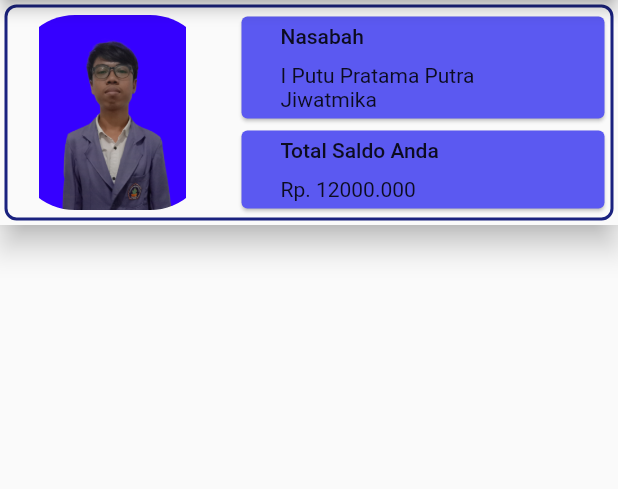
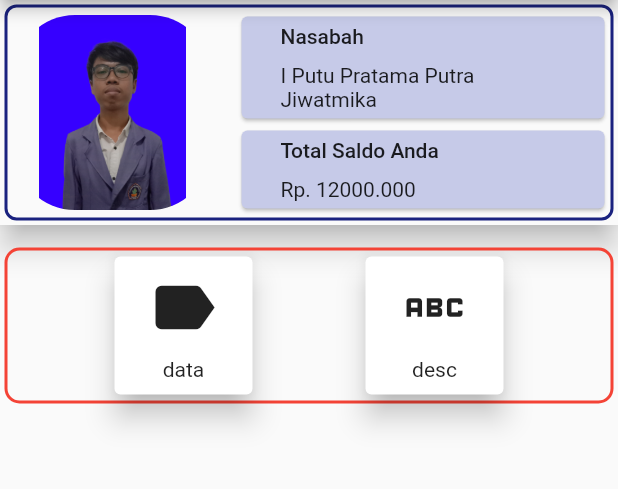
Before and after one commit to jiwatmikapratama/module3-layout-navigation, a Flutter app: the screen it shows after launch, after a tap on "Login", on a phone screen of 412 x 824 dp, the part 84-573 px from its top. Run offline on Flutter 3.47's test engine with Material 2 defaults, Android fonts, the phone set to English and light mode, and no system bars.

Commit message:
Membuat komponen untuk ikon

```diff
--- /dev/null
+++ b/lib/component/icon.dart
@@ -0,0 +1,30 @@
+import 'package:flutter/src/widgets/container.dart';
+import 'package:flutter/src/widgets/framework.dart';
+import 'package:flutter/material.dart';
+
+class Ikon extends StatelessWidget {
+  var imageicon;
+  final String desc;
+  Ikon(this.imageicon, this.desc);
+
+  @override
+  Widget build(BuildContext context) {
+    return Container(
+      width: 100,
+      height: 100,
+      child: Card(
+        elevation: 8,
+        child: Column(
+          mainAxisAlignment: MainAxisAlignment.spaceEvenly,
+          children: [
+            Icon(
+              imageicon,
+              size: 50,
+            ),
+            Text(desc)
+          ],
+        ),
+      ),
+    );
+  }
+}
--- a/lib/layouts/home.dart
+++ b/lib/layouts/home.dart
@@ -1,4 +1,5 @@
 import 'package:flutter/material.dart';
+import 'package:module3_layout_and_navigation/component/icon.dart';
 
 class Home extends StatelessWidget {
   const Home({super.key});
@@ -53,12 +54,12 @@ class Home extends StatelessWidget {
                             ),
                         Column(
                           // mainAxisAlignment: MainAxisAlignment.spaceBetween,
-                          crossAxisAlignment: CrossAxisAlignment.start,
+                          // crossAxisAlignment: CrossAxisAlignment.start,
                           children: [
                             Container(
                               width: 250,
                               child: Card(
-                                color: const Color(0xFF5b59f1),
+                                color: const Color(0xFFc6cae8),
                                 child: Column(
                                   children: [
                                     Container(
@@ -93,7 +94,7 @@ class Home extends StatelessWidget {
                             Container(
                               width: 250,
                               child: Card(
-                                color: const Color(0xFF5b59f1),
+                                color: const Color(0xFFc6cae8),
                                 child: Column(
                                   children: [
                                     Container(
@@ -127,7 +128,6 @@ class Home extends StatelessWidget {
                             ),
                           ],
                         ),
-
                         // Container(
                         //   width: 100,
                         //   height: 100,
@@ -137,6 +137,43 @@ class Home extends StatelessWidget {
                     ),
                   ),
                 ),
+                Container(
+                  margin: EdgeInsets.fromLTRB(3.0, 15.0, 3.0, 10.0),
+                  decoration: BoxDecoration(
+                      border: Border.all(
+                        color: Colors.red,
+                        width: 2,
+                      ),
+                      borderRadius: BorderRadius.circular(10)),
+                  child: Column(
+                    children: [
+                      Row(
+                        mainAxisAlignment: MainAxisAlignment.spaceEvenly,
+                        children: [
+                          Container(
+                            width: 100,
+                            height: 100,
+                            child: Card(
+                              elevation: 8,
+                              child: Column(
+                                mainAxisAlignment:
+                                    MainAxisAlignment.spaceEvenly,
+                                children: [
+                                  Icon(
+                                    Icons.label,
+                                    size: 50,
+                                  ),
+                                  Text('data')
+                                ],
+                              ),
+                            ),
+                          ),
+                          Ikon(Icons.abc, 'desc')
+                        ],
+                      )
+                    ],
+                  ),
+                )
               ],
             ),
           ),
```
